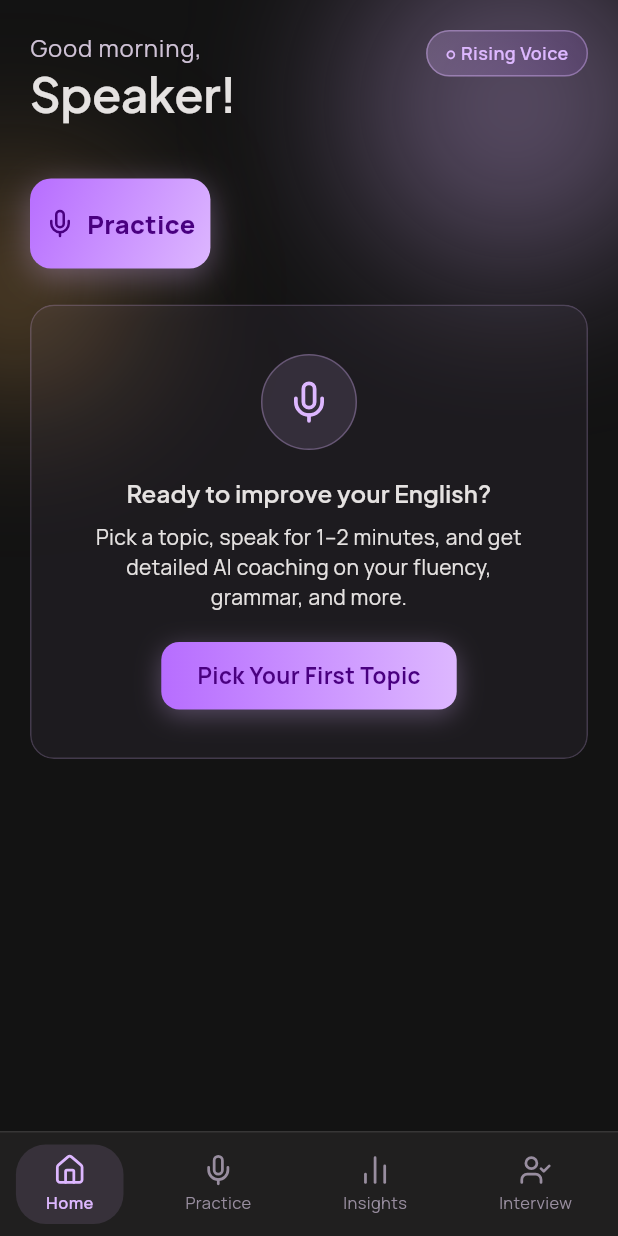
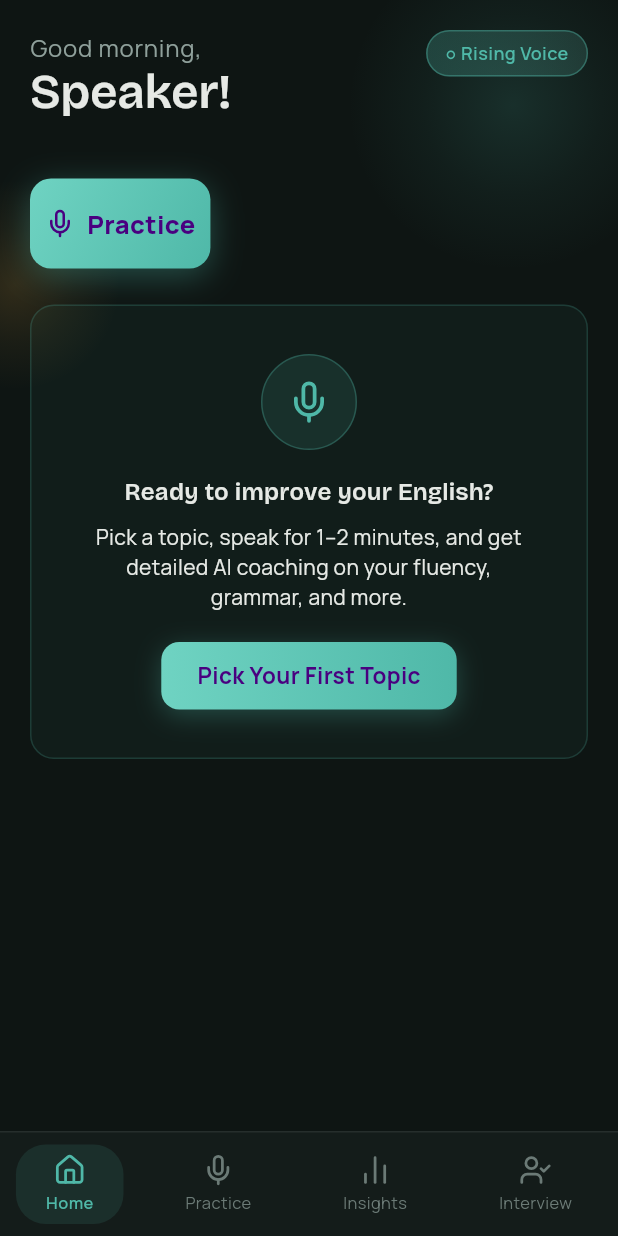
Before and after one commit to oluwadamme/oralidle, a Flutter app: the screen it shows after launch, on a phone screen of 412 x 824 dp. Run offline on Flutter 3.47's test engine with Material 3 defaults, Android fonts, the phone set to English and light mode, and no system bars; our stand-ins replace audioplayers, file_picker, fl_chart, flutter_dotenv, flutter_riverpod, go_router and 4 more; missing offline and left inert: dart:js_interop, flutter_gemma, flutter_gemma_speech, record; accounts and stored records are empty.

Commit message:
feat: implement Whisper WASM speech recognition and refactor AI analysis service providers with improved error handling and Ollama integration.

```diff
--- a/lib/core/constants/app_constants.dart
+++ b/lib/core/constants/app_constants.dart
@@ -30,39 +30,51 @@ class AppRoutes {
 
 /// Oralidle dark design system colours.
 class AppColors {
-  // ── Semantic score colours ─────────────────────────────────────────────────
-  static const good = Color(0xFF4EDEA3);   // emerald – success / growth
-  static const fair = Color(0xFFFFB95F);   // amber   – caution / warmth
-  static const poor = Color(0xFFFFB4AB);   // soft-red – error
+  // ── Level ramp — cool at conversational volume, warm at peak. DESIGN.md §2.
+  static const levelLow = Color(0xFF4FB8A8);
+  static const levelHigh = Color(0xFFE8A33D);
+  static const levelRest = Color(0xFF2C4642); // unlit meter bar
+
+  // ── Semantic. Real system states only — never a score verdict. ───────────
+  static const good = Color(0xFF5BC38C);
+  static const fair = Color(0xFFE8A33D);
+  static const poor = Color(0xFFE08A7E);
 
   // ── Brand ──────────────────────────────────────────────────────────────────
-  static const primary = Color(0xFFDDB7FF);       // light purple (AI/CTA)
-  static const primaryLight = Color(0xFFB76DFF);  // mid-purple (gradient end)
-  static const onPrimary = Color(0xFF490080);     // dark purple — text/icons on primary surface
-  static const amber = Color(0xFFFFB95F);         // alias for secondary
+  static const primary = levelLow;
+  static const primaryLight = Color(0xFF6FD3C2);
+  static const onPrimary = Color(0xFF06110F);
+  static const amber = levelHigh;
 
   // ── Surfaces (dark layering: lowest → highest) ────────────────────────────
-  static const background = Color(0xFF131313);
-  static const surfaceLow = Color(0xFF1C1B1B);   // sidebar / drawer bg
-  static const surface = Color(0xFF201F1F);
-  static const surfaceHigh = Color(0xFF2A2A2A);
-  static const surfaceHighest = Color(0xFF353534);
+  static const background = Color(0xFF0E1513);
+  static const surfaceLow = Color(0xFF121917);
+  static const surface = Color(0xFF141C1A);
+  static const surfaceHigh = Color(0xFF1B2422);
+  static const surfaceHighest = Color(0xFF243230);
 
   // ── Text ───────────────────────────────────────────────────────────────────
-  static const textDark = Color(0xFFE5E2E1);
-  static const textMedium = Color(0xFFCFC2D6);
+  static const textDark = Color(0xFFE6E9E5);
+  static const textMedium = Color(0xFF8FA09B);
 
   // ── Borders ────────────────────────────────────────────────────────────────
-  static const outline = Color(0xFF988D9F);
-  static const outlineVariant = Color(0xFF4D4354);
-  static const cardBorder = Color(0x1AFFFFFF); // 10 % white – glass card edge
+  static const outline = Color(0xFF6B7A76);
+  static const outlineVariant = Color(0xFF243230);
+  static const cardBorder = Color(0x14FFFFFF); // 8 % white hairline
 
   // ── Helpers ────────────────────────────────────────────────────────────────
-  static Color scoreColor(int score) {
-    if (score >= 75) return good;
-    if (score >= 50) return fair;
-    return poor;
-  }
+  /// Position on the level ramp, `t` in 0..1.
+  static Color levelColor(double t) =>
+      Color.lerp(levelLow, levelHigh, t.clamp(0.0, 1.0))!;
+
+  /// A score read as a position on the ramp rather than a pass/fail hue.
+  ///
+  /// Someone practising their own voice should read a number as diagnostic,
+  /// not as a verdict, so the scale is continuous and carries no red.
+  static Color scoreColor(int score) => levelColor(score / 100);
+
+  /// Track behind any score meter.
+  static const scoreTrack = Color(0xFF243230);
 
   /// Glass-morphism card decoration used throughout the app.
   static BoxDecoration glassCard({
--- /dev/null
+++ b/lib/core/services/speech/whisper_speech_service.dart
@@ -0,0 +1,2 @@
+export 'whisper_speech_service_stub.dart'
+    if (dart.library.js_interop) 'whisper_speech_service_web.dart';
--- /dev/null
+++ b/lib/core/services/speech/whisper_speech_service_stub.dart
@@ -0,0 +1,5 @@
+import 'speech_recognition_service.dart';
+
+/// Never selected on native, where Moonshine handles transcription.
+SpeechRecognitionService createWhisperSpeechService() =>
+    UnsupportedSpeechRecognitionService();
--- a/lib/core/theme/app_theme.dart
+++ b/lib/core/theme/app_theme.dart
@@ -9,35 +9,35 @@ class AppTheme {
     final textTheme = GoogleFonts.manropeTextTheme(base.textTheme)
         .copyWith(
           // Headings — Plus Jakarta Sans
-          displayLarge: GoogleFonts.plusJakartaSans(
+          displayLarge: GoogleFonts.bricolageGrotesque(
               fontSize: 40, fontWeight: FontWeight.w700,
               letterSpacing: -0.8, color: AppColors.textDark),
-          displayMedium: GoogleFonts.plusJakartaSans(
+          displayMedium: GoogleFonts.bricolageGrotesque(
               fontSize: 34, fontWeight: FontWeight.w700, color: AppColors.textDark),
-          headlineLarge: GoogleFonts.plusJakartaSans(
+          headlineLarge: GoogleFonts.bricolageGrotesque(
               fontSize: 32, fontWeight: FontWeight.w600,
               letterSpacing: -0.32, color: AppColors.textDark),
-          headlineMedium: GoogleFonts.plusJakartaSans(
+          headlineMedium: GoogleFonts.bricolageGrotesque(
               fontSize: 24, fontWeight: FontWeight.w600, color: AppColors.textDark),
-          headlineSmall: GoogleFonts.plusJakartaSans(
+          headlineSmall: GoogleFonts.bricolageGrotesque(
               fontSize: 22, fontWeight: FontWeight.w700, color: AppColors.textDark),
-          titleLarge: GoogleFonts.plusJakartaSans(
+          titleLarge: GoogleFonts.bricolageGrotesque(
               fontSize: 18, fontWeight: FontWeight.w600, color: AppColors.textDark),
-          titleMedium: GoogleFonts.plusJakartaSans(
+          titleMedium: GoogleFonts.bricolageGrotesque(
               fontSize: 16, fontWeight: FontWeight.w600, color: AppColors.textDark),
-          titleSmall: GoogleFonts.plusJakartaSans(
+          titleSmall: GoogleFonts.bricolageGrotesque(
               fontSize: 14, fontWeight: FontWeight.w600, color: AppColors.textDark),
           // Body — Manrope
           bodyLarge: GoogleFonts.manrope(fontSize: 16, color: AppColors.textDark),
           bodyMedium: GoogleFonts.manrope(fontSize: 14, color: AppColors.textMedium),
           bodySmall: GoogleFonts.manrope(fontSize: 12, color: AppColors.textMedium),
-          // Labels — Space Grotesk (technical / data feel, closest to Geist)
-          labelLarge: GoogleFonts.spaceGrotesk(
+          // Labels and readouts — IBM Plex Mono, tabular figures
+          labelLarge: GoogleFonts.ibmPlexMono(
               fontSize: 14, fontWeight: FontWeight.w600, color: AppColors.textDark),
-          labelMedium: GoogleFonts.spaceGrotesk(
+          labelMedium: GoogleFonts.ibmPlexMono(
               fontSize: 12, fontWeight: FontWeight.w500,
               letterSpacing: 0.7, color: AppColors.textMedium),
-          labelSmall: GoogleFonts.spaceGrotesk(
+          labelSmall: GoogleFonts.ibmPlexMono(
               fontSize: 11, fontWeight: FontWeight.w600, color: AppColors.textMedium),
         )
         .apply(
@@ -48,13 +48,13 @@ class AppTheme {
     return base.copyWith(
       colorScheme: const ColorScheme.dark(
         primary: AppColors.primary,
-        onPrimary: Color(0xFF490080),
+        onPrimary: AppColors.onPrimary,
         primaryContainer: AppColors.primaryLight,
-        onPrimaryContainer: Color(0xFF400071),
+        onPrimaryContainer: AppColors.onPrimary,
         secondary: AppColors.amber,
-        onSecondary: Color(0xFF472A00),
+        onSecondary: AppColors.onPrimary,
         tertiary: AppColors.good,
-        onTertiary: Color(0xFF003824),
+        onTertiary: AppColors.onPrimary,
         error: AppColors.poor,
         onError: Color(0xFF690005),
         errorContainer: Color(0xFF93000A),
@@ -63,8 +63,8 @@ class AppTheme {
         onSurfaceVariant: AppColors.textMedium,
         outline: AppColors.outline,
         outlineVariant: AppColors.outlineVariant,
-        surfaceContainerLowest: Color(0xFF0E0E0E),
-        surfaceContainerLow: Color(0xFF1C1B1B),
+        surfaceContainerLowest: AppColors.background,
+        surfaceContainerLow: AppColors.surfaceLow,
         surfaceContainer: AppColors.surface,
         surfaceContainerHigh: AppColors.surfaceHigh,
         surfaceContainerHighest: AppColors.surfaceHighest,
@@ -76,7 +76,7 @@ class AppTheme {
         foregroundColor: AppColors.textDark,
         elevation: 0,
         surfaceTintColor: Colors.transparent,
-        titleTextStyle: GoogleFonts.plusJakartaSans(
+        titleTextStyle: GoogleFonts.bricolageGrotesque(
           fontSize: 20,
           fontWeight: FontWeight.w700,
           color: AppColors.textDark,
@@ -97,7 +97,7 @@ class AppTheme {
           foregroundColor: const Color(0xFF490080),
           minimumSize: const Size.fromHeight(52),
           shape: RoundedRectangleBorder(borderRadius: BorderRadius.circular(14)),
-          textStyle: GoogleFonts.plusJakartaSans(fontSize: 16, fontWeight: FontWeight.w600),
+          textStyle: GoogleFonts.bricolageGrotesque(fontSize: 16, fontWeight: FontWeight.w600),
           elevation: 0,
         ),
       ),
@@ -107,7 +107,7 @@ class AppTheme {
           minimumSize: const Size.fromHeight(52),
           shape: RoundedRectangleBorder(borderRadius: BorderRadius.circular(14)),
           side: const BorderSide(color: AppColors.primary),
-          textStyle: GoogleFonts.plusJakartaSans(fontSize: 16, fontWeight: FontWeight.w600),
+          textStyle: GoogleFonts.bricolageGrotesque(fontSize: 16, fontWeight: FontWeight.w600),
         ),
       ),
       chipTheme: ChipThemeData(
--- a/lib/core/widgets/glass_card.dart
+++ b/lib/core/widgets/glass_card.dart
@@ -1,14 +1,14 @@
-import 'dart:ui';
 import 'package:flutter/material.dart';
 import '../constants/app_constants.dart';
 
-/// Glassmorphism card with backdrop blur + 10% white border.
 class GlassCard extends StatelessWidget {
   final Widget child;
   final EdgeInsetsGeometry? padding;
   final double radius;
   final Color? borderColor;
   final Color? bgColor;
+
+  @Deprecated('Backdrop blur was retired; this value is ignored.')
   final double blur;
 
   const GlassCard({
@@ -18,16 +18,13 @@ class GlassCard extends StatelessWidget {
     this.radius = 16,
     this.borderColor,
     this.bgColor,
-    this.blur = 8,
+    // ignore: deprecated_member_use_from_same_package
+    this.blur = 0,
   });
 
   @override
   Widget build(BuildContext context) {
-    return ClipRRect(
-      borderRadius: BorderRadius.circular(radius),
-      child: BackdropFilter(
-        filter: ImageFilter.blur(sigmaX: blur, sigmaY: blur),
-        child: Container(
+    return Container(
       padding: padding,
       decoration: BoxDecoration(
         color: bgColor ?? AppColors.surface,
@@ -35,13 +32,15 @@ class GlassCard extends StatelessWidget {
         border: Border.all(color: borderColor ?? AppColors.cardBorder),
       ),
       child: child,
-        ),
-      ),
     );
   }
 }
 
-/// Blurred ambient glow orb for background depth.
+/// Soft background wash.
+///
+/// Kept as a radial gradient rather than a blurred circle: a 55-sigma
+/// `ImageFilter.blur` is expensive to composite, and there are two dozen of
+/// these across the app. The gradient renders the same shape for free.
 class AmbientOrb extends StatelessWidget {
   final Color color;
   final double size;
@@ -50,14 +49,16 @@ class AmbientOrb extends StatelessWidget {
 
   @override
   Widget build(BuildContext context) {
-    return ImageFiltered(
-      imageFilter: ImageFilter.blur(sigmaX: 55, sigmaY: 55),
+    return IgnorePointer(
       child: Container(
         width: size,
         height: size,
         decoration: BoxDecoration(
           shape: BoxShape.circle,
-          color: color.withValues(alpha: 0.35),
+          gradient: RadialGradient(
+            colors: [color.withValues(alpha: 0.16), color.withValues(alpha: 0.06), color.withValues(alpha: 0.0)],
+            stops: const [0.0, 0.55, 1.0],
+          ),
         ),
       ),
     );
--- a/lib/main.dart
+++ b/lib/main.dart
@@ -1,3 +1,4 @@
+import 'package:flutter/foundation.dart';
 import 'package:flutter/material.dart';
 import 'package:flutter_dotenv/flutter_dotenv.dart';
 import 'package:flutter_riverpod/flutter_riverpod.dart';
@@ -13,14 +14,11 @@ void main() async {
   configureUrlStrategy();
   // Optional: web builds ship an empty .env because the API key lives on the
   // server behind api/gemini.js, and CI has no secrets to write into it.
-  await dotenv.load(isOptional: true);
+  await dotenv.load(isOptional: kReleaseMode);
   await Hive.initFlutter();
   await Hive.openBox<String>(AppConstants.hiveSessionsBox);
   await Hive.openBox<String>(AppConstants.hiveInterviewsBox);
 
-  // Registers the on-device speech backend. Offline and cheap — it wires up
-  // the runtime without touching model files, which are fetched lazily the
-  // first time a recording screen is opened. No-op on web.
   await GemmaSpeechService.initializeRuntime();
 
   runApp(const ProviderScope(child: SpeechCoachApp()));
```
Also changed, not shown: lib/core/config/ai_endpoint.dart (+31 -37 lines), lib/core/services/gemini_service.dart (+42 -9 lines), lib/core/services/ollama_service.dart (+8 -1 lines), lib/core/services/speech/whisper_speech_service_web.dart (added, +180 -0 lines), lib/features/analysis/providers/analysis_provider.dart (+54 -47 lines), lib/features/interview/providers/interview_provider.dart (+7 -19 lines), lib/features/interview/services/interview_service.dart (+15 -1 lines), lib/features/recording/presentation/widgets/waveform_animation.dart (+4 -11 lines), 2 other files. Lines whose indentation alone changed are shown as unchanged.
